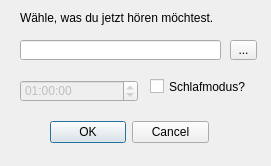
The window that playAudioDialog.ui (mdraeger/alarmclock) describes before a commit, drawn with Qt 5.
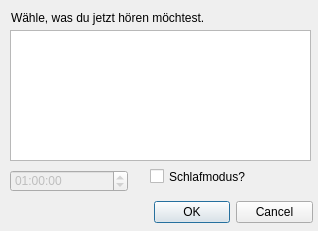
The same window after the commit.

The edit to the form file:
```diff
--- a/playAudioDialog.ui
+++ b/playAudioDialog.ui
@@ -6,8 +6,8 @@
    <rect>
     <x>0</x>
     <y>0</y>
-    <width>271</width>
-    <height>166</height>
+    <width>318</width>
+    <height>231</height>
    </rect>
   </property>
   <property name="windowTitle">
@@ -16,7 +16,7 @@
   <widget class="QLabel" name="label">
    <property name="geometry">
     <rect>
-     <x>20</x>
+     <x>11</x>
      <y>10</y>
      <width>231</width>
      <height>16</height>
@@ -26,34 +26,11 @@
     <string>Wähle, was du jetzt hören möchtest.</string>
    </property>
   </widget>
-  <widget class="QLineEdit" name="lineEdit">
-   <property name="geometry">
-    <rect>
-     <x>20</x>
-     <y>40</y>
-     <width>201</width>
-     <height>20</height>
-    </rect>
-   </property>
-  </widget>
-  <widget class="QToolButton" name="toolButton">
-   <property name="geometry">
-    <rect>
-     <x>230</x>
-     <y>40</y>
-     <width>27</width>
-     <height>20</height>
-    </rect>
-   </property>
-   <property name="text">
-    <string>...</string>
-   </property>
-  </widget>
   <widget class="QCheckBox" name="sleepModeCheckBox">
    <property name="geometry">
     <rect>
      <x>150</x>
-     <y>77</y>
+     <y>167</y>
      <width>111</width>
      <height>19</height>
     </rect>
@@ -68,8 +45,8 @@
    </property>
    <property name="geometry">
     <rect>
-     <x>20</x>
-     <y>80</y>
+     <x>10</x>
+     <y>170</y>
      <width>118</width>
      <height>22</height>
     </rect>
@@ -85,8 +62,8 @@
   <widget class="QDialogButtonBox" name="buttonBox">
    <property name="geometry">
     <rect>
-     <x>50</x>
-     <y>120</y>
+     <x>154</x>
+     <y>200</y>
      <width>159</width>
      <height>24</height>
     </rect>
@@ -95,6 +72,16 @@
     <set>QDialogButtonBox::Cancel|QDialogButtonBox::Ok</set>
    </property>
   </widget>
+  <widget class="QListView" name="listView">
+   <property name="geometry">
+    <rect>
+     <x>10</x>
+     <y>30</y>
+     <width>301</width>
+     <height>131</height>
+    </rect>
+   </property>
+  </widget>
  </widget>
  <resources/>
  <connections/>
```
